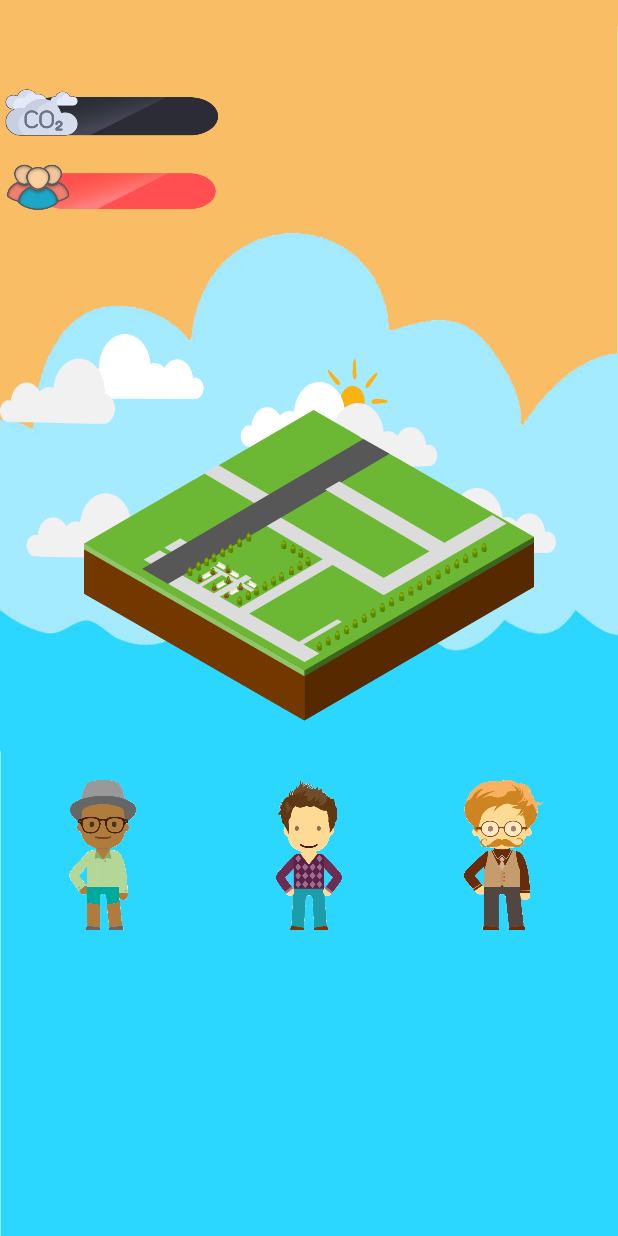
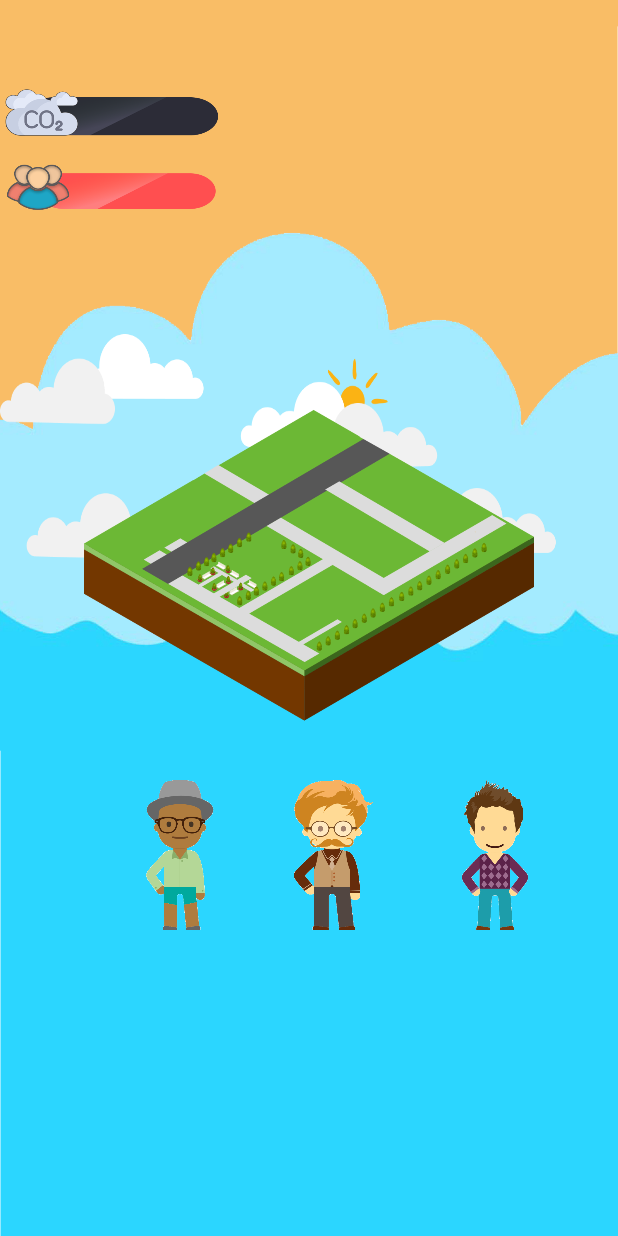
Before and after one commit to Bubblebitoey/GameOfEarth, an Android app: the screen it shows after launch (MainActivity), on a phone screen of 412 x 824 dp. Run offline under Robolectric (Android 15) with nearby library versions, the light colour scheme and no system bars.

Commit message:
gif can move

```diff
--- a/app/build.gradle
+++ b/app/build.gradle
@@ -27,4 +27,5 @@ dependencies {
     compile 'com.android.support:appcompat-v7:25.3.1'
     compile 'com.android.support.constraint:constraint-layout:1.0.2'
     testCompile 'junit:junit:4.12'
+    compile 'pl.droidsonroids.gif:android-gif-drawable:1.2.+'
 }
--- a/app/src/main/res/layout/activity_main.xml
+++ b/app/src/main/res/layout/activity_main.xml
@@ -35,32 +35,32 @@
             android:layout_height="match_parent"
             android:orientation="horizontal">
 
-        <ImageView
-                android:id="@+id/lender_1"
-                android:layout_width="50dp"
-                android:layout_height="100dp"
 
-                android:layout_marginLeft="0dp"
-                android:layout_weight="1"
-                android:src="@drawable/lender_2"/>
+        <pl.droidsonroids.gif.GifImageView
+            android:layout_width="80dp"
+            android:layout_height="100dp"
+            android:layout_marginLeft="80dp"
+            android:layout_marginTop="0dp"
+            android:src="@drawable/lender_2"
 
-        <ImageView
-                android:id="@+id/lender_2"
-                android:layout_width="50dp"
-                android:layout_height="100dp"
-                android:layout_marginLeft="0dp"
-                android:layout_marginTop="0dp"
-                android:layout_weight="1"
-                android:src="@drawable/lender_3"/>
+            />
+        <pl.droidsonroids.gif.GifImageView
+            android:layout_width="100dp"
+            android:layout_height="100dp"
+            android:layout_marginLeft="20dp"
+            android:layout_marginTop="0dp"
+            android:src="@drawable/lender_1"
 
-        <ImageView
-                android:id="@+id/lender3"
-                android:layout_width="50dp"
-                android:layout_height="100dp"
-                android:layout_marginLeft="0dp"
-                android:layout_marginTop="0dp"
-                android:layout_weight="1"
-                android:src="@drawable/lender_1"/>
+            />
+        <pl.droidsonroids.gif.GifImageView
+            android:layout_width="80dp"
+            android:layout_height="100dp"
+            android:layout_marginLeft="10dp"
+            android:layout_marginTop="0dp"
+            android:src="@drawable/lender_3"
+
+            />
+
     </LinearLayout>
 
 
--- a/build.gradle
+++ b/build.gradle
@@ -3,6 +3,7 @@
 buildscript {
     repositories {
         jcenter()
+        mavenCentral()
     }
     dependencies {
         classpath 'com.android.tools.build:gradle:3.0.0-alpha1'
@@ -15,6 +16,7 @@ buildscript {
 allprojects {
     repositories {
         jcenter()
+        mavenCentral()
     }
 }
 
```
